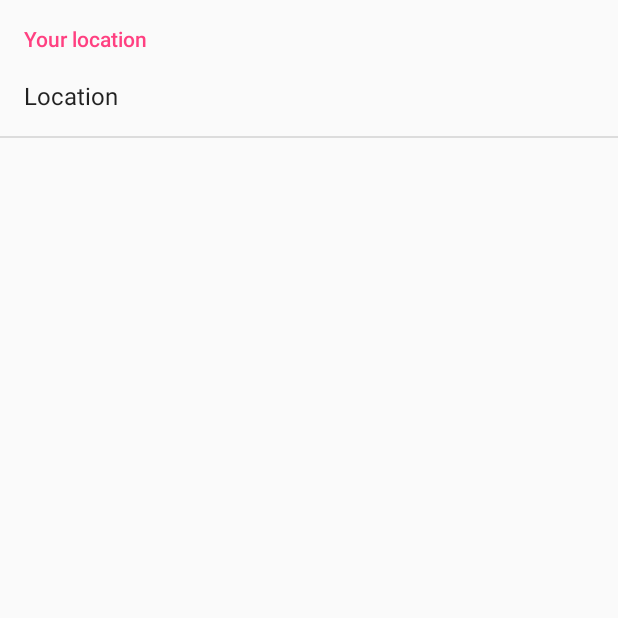
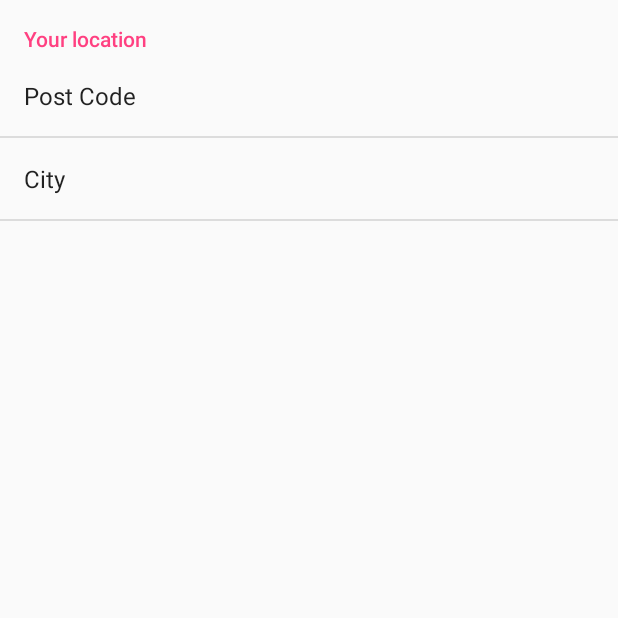
Before and after one commit to SidraJaved/Sunshine, an Android app: the SettingsActivity screen opened directly, with no data from a screen before it, on a phone screen of 412 x 824 dp, the top half of it. Run offline under Robolectric (Android 15) with nearby library versions, the phone set to English and light mode, and no system bars.

Commit message:
Fetching weather updates based on postal code and city set by user in shared preferences or based on geolocation if not set by user

```diff
--- a/app/src/main/java/com/example/sidra/sunshine/DetailActivity.java
+++ b/app/src/main/java/com/example/sidra/sunshine/DetailActivity.java
@@ -34,7 +34,11 @@ public class DetailActivity extends AppCompatActivity {
         // automatically handle clicks on the Home/Up button, so long
         // as you specify a parent activity in AndroidManifest.xml.
         int id = item.getItemId();
-
+        if (id == R.id.action_settings) {
+            Intent i = new Intent(this, MainActivity.class);
+            startActivityForResult(i,1);
+            return true;
+        }
         return super.onOptionsItemSelected(item);
     }
 
--- a/app/src/main/java/com/example/sidra/sunshine/MainActivity.java
+++ b/app/src/main/java/com/example/sidra/sunshine/MainActivity.java
@@ -1,17 +1,15 @@
 package com.example.sidra.sunshine;
 
 import android.content.Intent;
+import android.content.SharedPreferences;
 import android.os.Bundle;
-import android.support.design.widget.FloatingActionButton;
-import android.support.design.widget.Snackbar;
 import android.support.v7.app.AppCompatActivity;
 import android.support.v7.widget.Toolbar;
-import android.view.View;
 import android.view.Menu;
 import android.view.MenuItem;
-import android.widget.Toast;
 
 public class MainActivity extends AppCompatActivity {
+
 
     @Override
     protected void onCreate(Bundle savedInstanceState) {
--- a/app/src/main/java/com/example/sidra/sunshine/SettingsActivity.java
+++ b/app/src/main/java/com/example/sidra/sunshine/SettingsActivity.java
@@ -1,47 +1,26 @@
 package com.example.sidra.sunshine;
 
+import android.content.Intent;
+import android.os.Bundle;
+import android.preference.PreferenceFragment;
+import android.support.design.widget.FloatingActionButton;
+import android.support.design.widget.Snackbar;
+import android.support.v4.app.NavUtils;
+import android.support.v7.app.AppCompatActivity;
+import android.support.v7.widget.Toolbar;
+import android.view.MenuItem;
+import android.view.View;
+import android.widget.Toast;
 
-import android.annotation.TargetApi;
-import android.content.Context;
-import android.content.Intent;
-import android.content.res.Configuration;
-import android.media.Ringtone;
-import android.media.RingtoneManager;
-import android.net.Uri;
-import android.os.Build;
-import android.os.Bundle;
-import android.preference.ListPreference;
-import android.preference.Preference;
-import android.preference.PreferenceActivity;
-import android.support.v7.app.ActionBar;
-import android.preference.PreferenceFragment;
-import android.preference.PreferenceManager;
-import android.preference.RingtonePreference;
-import android.text.TextUtils;
-import android.view.MenuItem;
-
-import java.util.List;
-
-/**
- * A {@link PreferenceActivity} that presents a set of application settings. On
- * handset devices, settings are presented as a single list. On tablets,
- * settings are split by category, with category headers shown to the left of
- * the list of settings.
- * <p/>
- * See <a href="http://developer.android.com/design/patterns/settings.html">
- * Android Design: Settings</a> for design guidelines and the <a
- * href="http://developer.android.com/guide/topics/ui/settings.html">Settings
- * API Guide</a> for more information on developing a Settings UI.
- */
-public class SettingsActivity extends PreferenceActivity {
+public class SettingsActivity extends AppCompatActivity {
 
     @Override
-    public void onCreate(Bundle savedInstanceState) {
+    protected void onCreate(Bundle savedInstanceState) {
         super.onCreate(savedInstanceState);
-
-        addPreferencesFromResource(R.xml.pref_general);
+        setContentView(R.layout.activity_settings);
+        getFragmentManager().beginTransaction()
+                .replace(android.R.id.content, new SettingsFragment())
+                .commit();
 
     }
-
-
 }
--- /dev/null
+++ b/app/src/main/java/com/example/sidra/sunshine/SettingsFragment.java
@@ -0,0 +1,29 @@
+package com.example.sidra.sunshine;
+
+import android.content.Context;
+import android.net.Uri;
+import android.os.Bundle;
+import android.preference.PreferenceFragment;
+import android.support.v4.app.Fragment;
+import android.view.LayoutInflater;
+import android.view.View;
+import android.view.ViewGroup;
+
+
+/**
+ * A simple {@link Fragment} subclass.
+ * Activities that contain this fragment must implement the
+ * {@link SettingsFragment.OnFragmentInteractionListener} interface
+ * to handle interaction events.
+ * Use the {@link SettingsFragment#newInstance} factory method to
+ * create an instance of this fragment.
+ */
+public class SettingsFragment extends PreferenceFragment {
+    @Override
+    public void onCreate(Bundle savedInstanceState) {
+        super.onCreate(savedInstanceState);
+
+        addPreferencesFromResource(R.xml.pref_general);
+
+    }
+}
--- /dev/null
+++ b/app/src/main/res/layout/activity_settings.xml
@@ -0,0 +1,18 @@
+<?xml version="1.0" encoding="utf-8"?>
+<android.support.design.widget.CoordinatorLayout xmlns:android="http://schemas.android.com/apk/res/android"
+    xmlns:app="http://schemas.android.com/apk/res-auto"
+    xmlns:tools="http://schemas.android.com/tools"
+    android:layout_width="match_parent"
+    android:layout_height="match_parent"
+    android:fitsSystemWindows="true"
+    tools:context="com.example.sidra.sunshine.SettingsActivity">
+
+    <android.support.design.widget.AppBarLayout
+        android:layout_width="match_parent"
+        android:layout_height="wrap_content"
+        android:theme="@style/AppTheme.AppBarOverlay">
+
+
+    </android.support.design.widget.AppBarLayout>
+
+</android.support.design.widget.CoordinatorLayout>
--- a/app/src/main/res/values/strings.xml
+++ b/app/src/main/res/values/strings.xml
@@ -66,4 +66,5 @@
     <string name="pref_ringtone_silent">Silent</string>
 
     <string name="pref_title_vibrate">Vibrate</string>
+    <string name="title_activity_setting">Settings</string>
 </resources>
--- a/app/src/main/res/xml/pref_general.xml
+++ b/app/src/main/res/xml/pref_general.xml
@@ -1,16 +1,20 @@
 <PreferenceScreen xmlns:android="http://schemas.android.com/apk/res/android">
-    <!-- NOTE: EditTextPreference accepts EditText attributes. -->
-    <!-- NOTE: EditTextPreference's summary should be set to its value by the activity code. -->
+
     <PreferenceCategory
         android:title="Your location"
         android:key="location_settings">
-    <EditTextPreference
-        android:defaultValue="44000"
-        android:inputType="number"
-        android:key="location"
-        android:selectAllOnFocus="true"
-        android:title="Location" />
+        <EditTextPreference
+            android:defaultValue=""
+            android:inputType="number"
+            android:key="postCode"
+            android:selectAllOnFocus="true"
+            android:title="Post Code" />
+        <EditTextPreference
+            android:defaultValue=""
+            android:inputType="text"
+            android:key="city"
+            android:selectAllOnFocus="true"
+            android:title="City" />
     </PreferenceCategory>
 
-
 </PreferenceScreen>
```
Also changed, not shown: app/src/main/AndroidManifest.xml (+8 -1 lines), app/src/main/java/com/example/sidra/sunshine/AppCompatPreferenceActivity.java (deleted, +0 -109 lines), app/src/main/java/com/example/sidra/sunshine/FetchWeatherTask.java (+7 -0 lines), app/src/main/java/com/example/sidra/sunshine/ForecastFragment.java (+22 -14 lines), app/src/main/res/menu/menu_settings.xml (added, +10 -0 lines).
